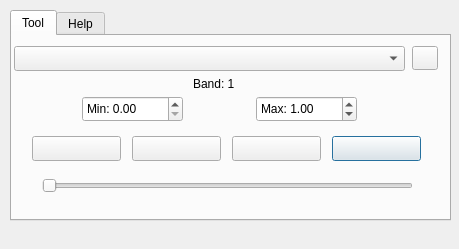
Qt form Flipper_dialog_base.ui (edac/edactools) before a commit.
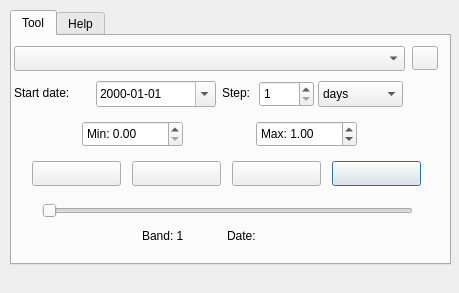
The same form after that commit.

```diff
--- a/Flipper_dialog_base.ui
+++ b/Flipper_dialog_base.ui
@@ -7,7 +7,7 @@
     <x>0</x>
     <y>0</y>
     <width>459</width>
-    <height>249</height>
+    <height>293</height>
    </rect>
   </property>
   <property name="sizePolicy">
@@ -25,7 +25,7 @@
      <x>10</x>
      <y>10</y>
      <width>441</width>
-     <height>211</height>
+     <height>255</height>
     </rect>
    </property>
    <property name="currentIndex">
@@ -39,7 +39,7 @@
      <property name="geometry">
       <rect>
        <x>30</x>
-       <y>140</y>
+       <y>165</y>
        <width>371</width>
        <height>20</height>
       </rect>
@@ -48,6 +48,110 @@
       <enum>Qt::Horizontal</enum>
      </property>
     </widget>
+    <widget class="QLabel" name="start_date_caption">
+     <property name="geometry">
+      <rect>
+       <x>2</x>
+       <y>47</y>
+       <width>80</width>
+       <height>20</height>
+      </rect>
+     </property>
+     <property name="text">
+      <string>Start date:</string>
+     </property>
+    </widget>
+    <widget class="QDateEdit" name="start_date_edit">
+     <property name="geometry">
+      <rect>
+       <x>84</x>
+       <y>45</y>
+       <width>120</width>
+       <height>26</height>
+      </rect>
+     </property>
+     <property name="calendarPopup">
+      <bool>true</bool>
+     </property>
+     <property name="displayFormat">
+      <string>yyyy-MM-dd</string>
+     </property>
+    </widget>
+    <widget class="QLabel" name="interval_caption">
+     <property name="geometry">
+      <rect>
+       <x>210</x>
+       <y>47</y>
+       <width>35</width>
+       <height>20</height>
+      </rect>
+     </property>
+     <property name="text">
+      <string>Step:</string>
+     </property>
+    </widget>
+    <widget class="QSpinBox" name="interval_spinbox">
+     <property name="geometry">
+      <rect>
+       <x>247</x>
+       <y>45</y>
+       <width>55</width>
+       <height>26</height>
+      </rect>
+     </property>
+     <property name="minimum">
+      <number>1</number>
+     </property>
+     <property name="maximum">
+      <number>10000</number>
+     </property>
+     <property name="value">
+      <number>1</number>
+     </property>
+    </widget>
+    <widget class="QComboBox" name="interval_unit_combo">
+     <property name="geometry">
+      <rect>
+       <x>306</x>
+       <y>45</y>
+       <width>85</width>
+       <height>26</height>
+      </rect>
+     </property>
+     <item>
+      <property name="text">
+       <string>days</string>
+      </property>
+     </item>
+     <item>
+      <property name="text">
+       <string>weeks</string>
+      </property>
+     </item>
+     <item>
+      <property name="text">
+       <string>months</string>
+      </property>
+     </item>
+     <item>
+      <property name="text">
+       <string>years</string>
+      </property>
+     </item>
+    </widget>
+    <widget class="QLabel" name="date_label">
+     <property name="geometry">
+      <rect>
+       <x>215</x>
+       <y>192</y>
+       <width>180</width>
+       <height>16</height>
+      </rect>
+     </property>
+     <property name="text">
+      <string>Date: </string>
+     </property>
+    </widget>
     <widget class="QComboBox" name="FlipperRastercomboBox">
      <property name="geometry">
       <rect>
@@ -62,7 +166,7 @@
      <property name="geometry">
       <rect>
        <x>320</x>
-       <y>100</y>
+       <y>125</y>
        <width>89</width>
        <height>25</height>
       </rect>
@@ -75,7 +179,7 @@
      <property name="geometry">
       <rect>
        <x>244</x>
-       <y>60</y>
+       <y>85</y>
        <width>101</width>
        <height>26</height>
       </rect>
@@ -91,7 +195,7 @@
      <property name="geometry">
       <rect>
        <x>120</x>
-       <y>100</y>
+       <y>125</y>
        <width>89</width>
        <height>25</height>
       </rect>
@@ -103,9 +207,9 @@
     <widget class="QLabel" name="band_label">
      <property name="geometry">
       <rect>
-       <x>181</x>
-       <y>40</y>
-       <width>71</width>
+       <x>130</x>
+       <y>192</y>
+       <width>80</width>
        <height>16</height>
       </rect>
      </property>
@@ -117,7 +221,7 @@
      <property name="geometry">
       <rect>
        <x>70</x>
-       <y>60</y>
+       <y>85</y>
        <width>101</width>
        <height>26</height>
       </rect>
@@ -130,7 +234,7 @@
      <property name="geometry">
       <rect>
        <x>20</x>
-       <y>100</y>
+       <y>125</y>
        <width>89</width>
        <height>25</height>
       </rect>
@@ -143,7 +247,7 @@
      <property name="geometry">
       <rect>
        <x>220</x>
-       <y>100</y>
+       <y>125</y>
        <width>89</width>
        <height>25</height>
       </rect>
```
Left out of the diff: 8 changed lines with no effect on the pictures.
